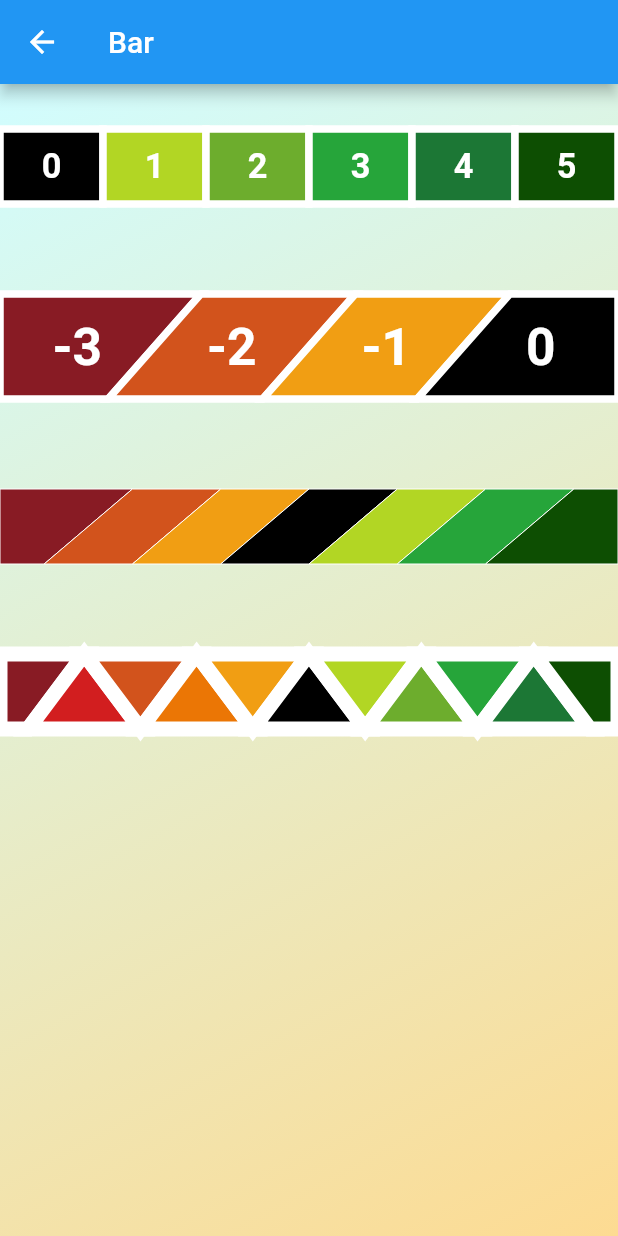
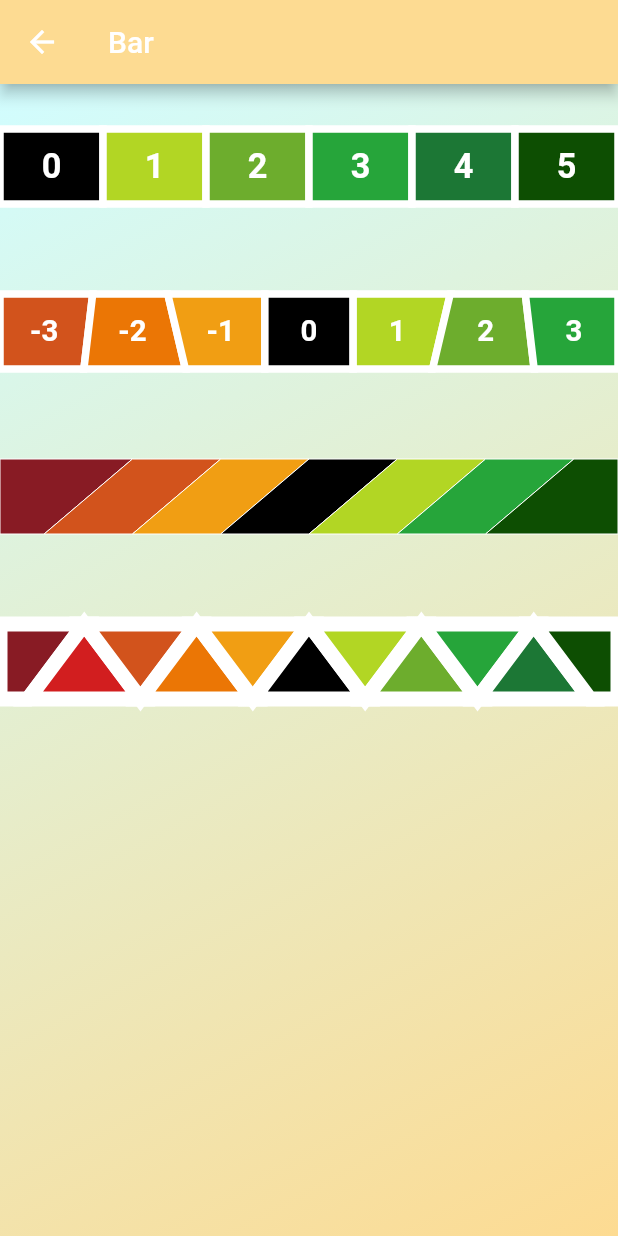
Before and after one commit to ZaraclaJ/flutter_custom_slider, a Flutter app: the screen it shows after launch, after a tap on "Bar", on a phone screen of 412 x 824 dp. Run offline on Flutter 3.47's test engine with Material 2 defaults, Android fonts, the phone set to English and light mode, and no system bars.

Commit message:
adapt size

```diff
--- a/custom_slider/lib/barPage.dart
+++ b/custom_slider/lib/barPage.dart
@@ -9,6 +9,7 @@ class BarPage extends StatelessWidget {
     return Scaffold(
       appBar: AppBar(
         title: Text("Bar"),
+        backgroundColor: Color(0xFFfddb92),
       ),
       body: Container(
         decoration: BoxDecoration(
@@ -45,12 +46,15 @@ class BarPage extends StatelessWidget {
                 padding: const EdgeInsets.symmetric(vertical: 30.0),
                 child: Bar(
                     screenWidth,
-                    70.0,
+                    50.0,
                     [
-                      CellData(Color(0xFF881B24), "-3", rightGap: 0.3),
-                      CellData(Color(0xFFD2531C), "-2", rightGap: 0.3),
-                      CellData(Color(0xFFF19E13), "-1", rightGap: 0.3),
-                      CellData(Color(0xFF000000), "0", rightGap: 0.3),
+                      CellData(Color(0xFFD2531C), "-3", rightGap: 0.05),
+                      CellData(Color(0xFFEB7605), "-2", rightGap: -0.1),
+                      CellData(Color(0xFFF19E13), "-1", rightGap: 0.0),
+                      CellData(Color(0xFF000000), "0", rightGap: 0.0),
+                      CellData(Color(0xFFB2D624), "1", rightGap: 0.1),
+                      CellData(Color(0xFF6DAD2D), "2", rightGap: -0.05),
+                      CellData(Color(0xFF26A53A), "3", rightGap: -0.15),
                     ],
                     Colors.white,
                     5.0),
--- a/custom_slider/lib/cellPage.dart
+++ b/custom_slider/lib/cellPage.dart
@@ -7,6 +7,7 @@ class CellPage extends StatelessWidget {
     return Scaffold(
       appBar: AppBar(
         title: Text("Cell"),
+        backgroundColor: Color(0xFFfddb92),
       ),
       body: Container(
         decoration: BoxDecoration(
--- a/custom_slider/lib/main.dart
+++ b/custom_slider/lib/main.dart
@@ -23,7 +23,8 @@ class HomePage extends StatelessWidget {
   Widget build(BuildContext context) {
     return Scaffold(
       appBar: AppBar(
-        title: Text("Custom Slider"),
+        title: Text("Custom Slider", style: TextStyle(color: Colors.black),),
+        backgroundColor: Color(0xFFfddb92),
       ),
       body: Container(
         decoration: BoxDecoration(
@@ -44,6 +45,7 @@ class HomePage extends StatelessWidget {
               Padding(
                 padding: const EdgeInsets.all(10.0),
                 child: RaisedButton(
+                  color: Color(0xFFfddb92),
                     child: new Text("Cell"),
                     onPressed: () {
                       Navigator.push(
@@ -57,6 +59,7 @@ class HomePage extends StatelessWidget {
               Padding(
                 padding: const EdgeInsets.all(10.0),
                 child: RaisedButton(
+                  color: Color(0xFFfddb92),
                     child: new Text("Bar"),
                     onPressed: () {
                       Navigator.push(
@@ -70,6 +73,7 @@ class HomePage extends StatelessWidget {
               Padding(
                 padding: const EdgeInsets.all(10.0),
                 child: RaisedButton(
+                  color: Color(0xFFfddb92),
                     child: new Text("Slider"),
                     onPressed: () {
                       Navigator.push(
```
Also changed, not shown: custom_slider/lib/sliderPage.dart (+8 -4 lines).
